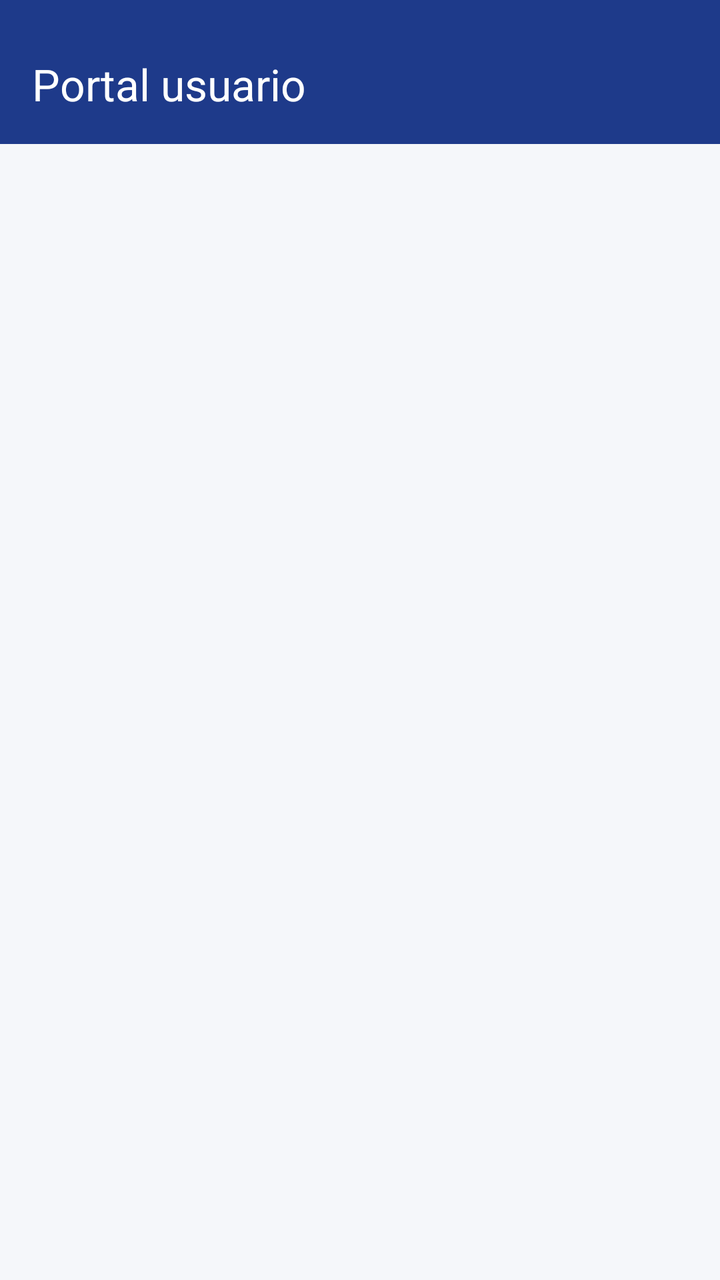
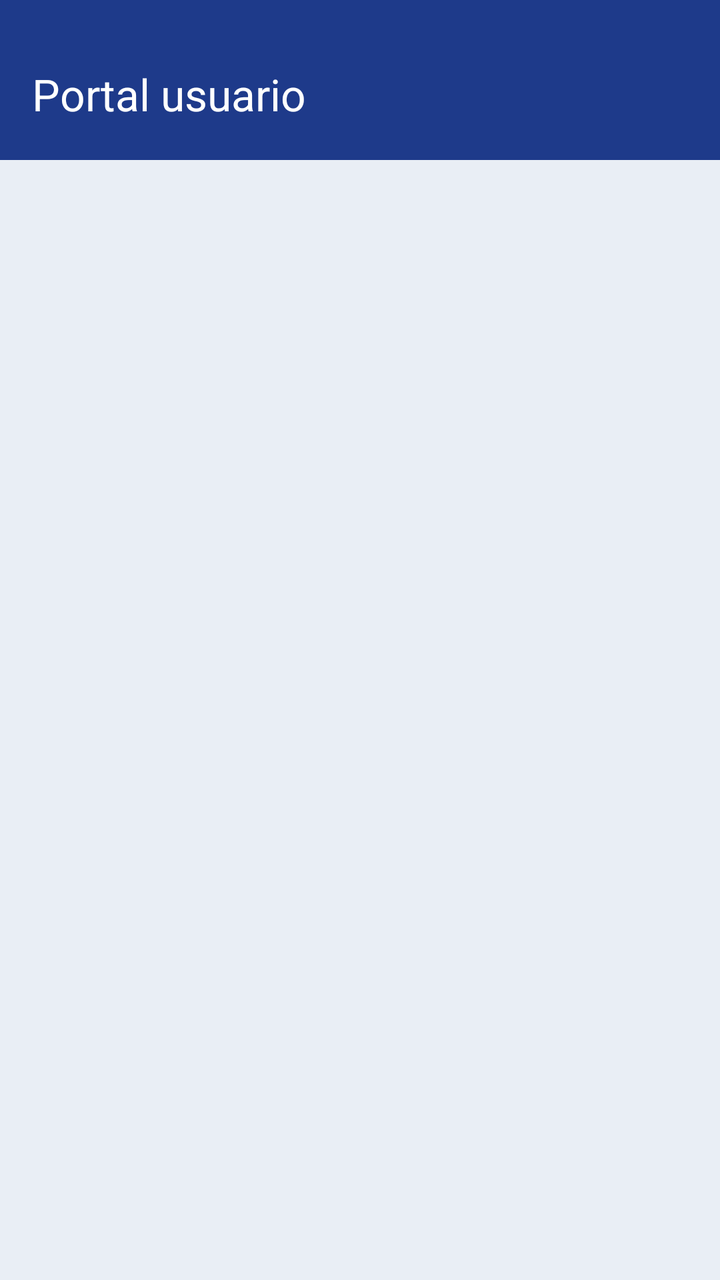

Two renders of the same Android screen: before a commit and after it. Below are the layout's source before the change and the commit's diff.
<!-- AndroidManifest.xml: application theme Theme.Tfgincidenciasfront -->
<!-- res/layout/activity_user_main.xml -->
<?xml version="1.0" encoding="utf-8"?>
<androidx.constraintlayout.widget.ConstraintLayout xmlns:android="http://schemas.android.com/apk/res/android"
    xmlns:app="http://schemas.android.com/apk/res-auto"
    android:layout_width="match_parent"
    android:layout_height="match_parent">

    <com.google.android.material.appbar.MaterialToolbar
        android:id="@+id/toolbar"
        android:layout_width="0dp"
        android:layout_height="72dp"
        android:background="?attr/colorPrimary"
        android:paddingTop="12dp"
        android:theme="@style/ThemeOverlay.Material3.ActionBar"
        app:layout_constraintEnd_toEndOf="parent"
        app:layout_constraintStart_toStartOf="parent"
        app:layout_constraintTop_toTopOf="parent"
        app:title="Portal usuario"
        app:titleTextColor="@android:color/white" />

    <FrameLayout
        android:id="@+id/userFragmentContainer"
        android:layout_width="0dp"
        android:layout_height="0dp"
        app:layout_constraintBottom_toBottomOf="parent"
        app:layout_constraintEnd_toEndOf="parent"
        app:layout_constraintStart_toStartOf="parent"
        app:layout_constraintTop_toBottomOf="@id/toolbar" />

</androidx.constraintlayout.widget.ConstraintLayout>
<!-- resources referenced by this layout -->
<resources>
  <style name="Theme.Tfgincidenciasfront" parent="Base.Theme.Tfgincidenciasfront" />
  <style name="Base.Theme.Tfgincidenciasfront" parent="Theme.Material3.DayNight.NoActionBar">
  
          
          <item name="colorPrimary">@color/primary</item>
          <item name="colorOnPrimary">@color/onPrimary</item>
  
          
          <item name="android:colorBackground">@color/background</item>
  
          
          <item name="colorSurface">@color/surface</item>
          <item name="colorOnSurface">@color/onSurface</item>
  
      </style>
  <color name="primary">#1E3A8A</color>
  <color name="onPrimary">#FFFFFF</color>
  <color name="background">#F5F7FA</color>
  <color name="surface">#FFFFFF</color>
  <color name="onSurface">#111827</color>
</resources>

<!-- the commit's change to res/layout/activity_user_main.xml (unified diff, before → after) -->
@@ -7,14 +7,15 @@
     <com.google.android.material.appbar.MaterialToolbar
         android:id="@+id/toolbar"
         android:layout_width="0dp"
-        android:layout_height="72dp"
+        android:layout_height="@dimen/toolbar_height"
         android:background="?attr/colorPrimary"
-        android:paddingTop="12dp"
+        android:paddingTop="@dimen/toolbar_top_padding"
         android:theme="@style/ThemeOverlay.Material3.ActionBar"
         app:layout_constraintEnd_toEndOf="parent"
         app:layout_constraintStart_toStartOf="parent"
         app:layout_constraintTop_toTopOf="parent"
         app:title="Portal usuario"
+        app:titleCentered="false"
         app:titleTextColor="@android:color/white" />
 
     <FrameLayout
<!-- resource entries referenced after the edit -->
@@ -1,5 +1,7 @@
 <!-- resources referenced by this layout -->
 <resources>
+  <dimen name="toolbar_height">80dp</dimen>
+  <dimen name="toolbar_top_padding">14dp</dimen>
   <style name="Theme.Tfgincidenciasfront" parent="Base.Theme.Tfgincidenciasfront" />
   <style name="Base.Theme.Tfgincidenciasfront" parent="Theme.Material3.DayNight.NoActionBar">
   
@@ -17,7 +19,7 @@
       </style>
   <color name="primary">#1E3A8A</color>
   <color name="onPrimary">#FFFFFF</color>
-  <color name="background">#F5F7FA</color>
+  <color name="background">#E9EEF5</color>
   <color name="surface">#FFFFFF</color>
   <color name="onSurface">#111827</color>
 </resources>
